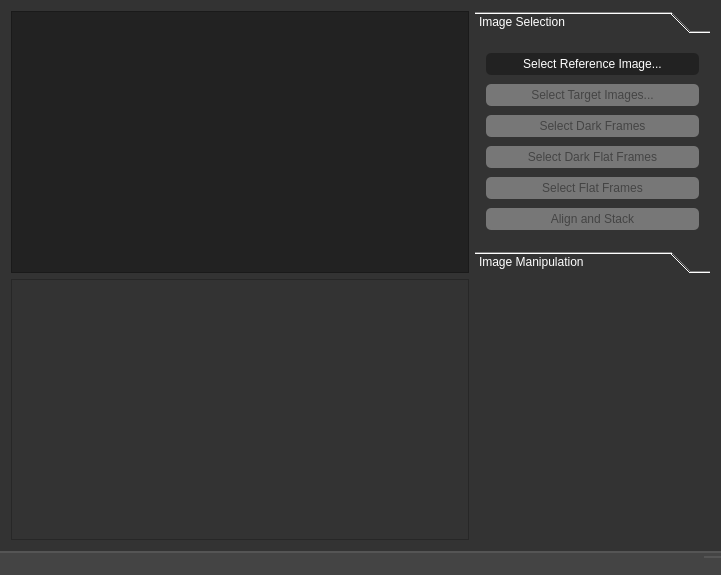
Above: ui/mainwindow.ui from BenJuan26/OpenSkyStacker before the change. Below: the same form after it.
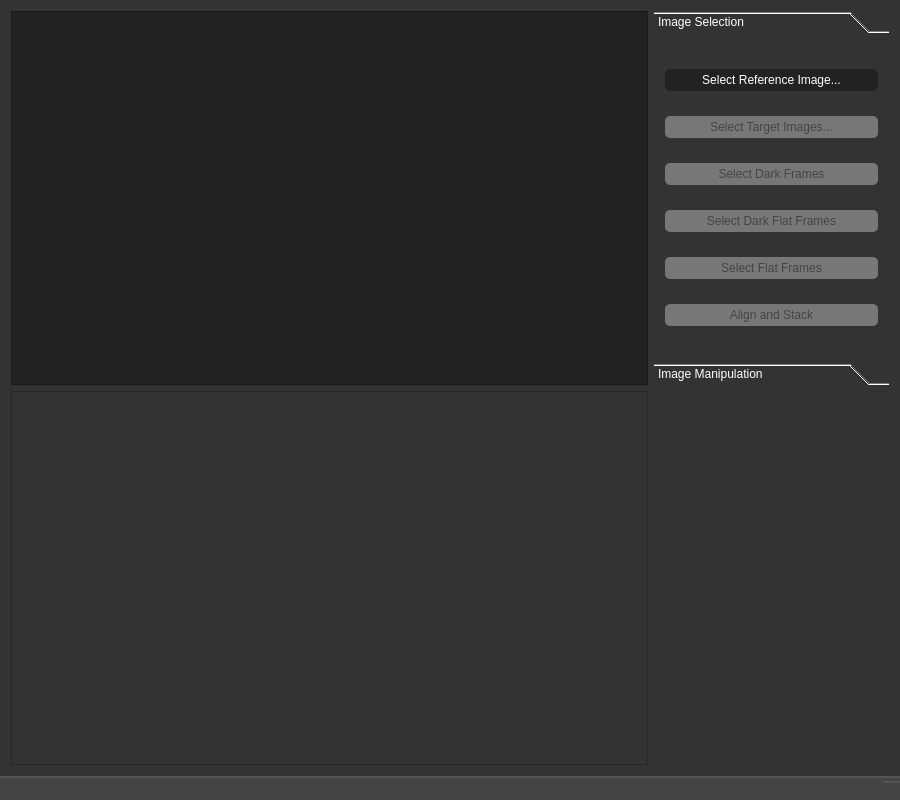
That is the form after the change. Custom widgets are drawn as their Qt base class.

Commit message: Add image timestamp, change default window size

What changed in the file:
```diff
--- a/ui/mainwindow.ui
+++ b/ui/mainwindow.ui
@@ -6,8 +6,8 @@
    <rect>
     <x>0</x>
     <y>0</y>
-    <width>721</width>
-    <height>575</height>
+    <width>900</width>
+    <height>800</height>
    </rect>
   </property>
   <property name="sizePolicy">
@@ -109,7 +109,7 @@
          <x>0</x>
          <y>0</y>
          <width>235</width>
-         <height>238</height>
+         <height>314</height>
         </rect>
        </property>
        <attribute name="label">
```
Left out of the diff: 6 changed lines with no effect on the pictures. The commit also changes 5 other files.
